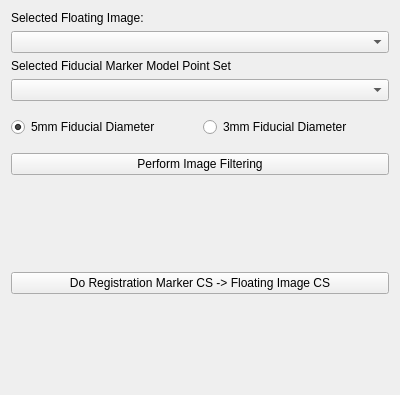
First picture: the form in Plugins/org.mitk.gui.qt.igt.app.echotrack/src/internal/NavigationStepWidgets/QmitkUSNavigationStepCtUsRegistration.ui, repository alaansheikhani/MITK, before the edit.
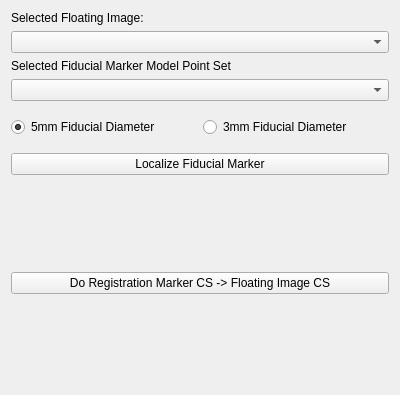
Second picture: the form after the edit. Custom widgets are drawn as their Qt base class.

Commit message: Added fiducial candidate classification procedure for detecting better false fiducial candidates. + renamed GUI-PushButton

Patch:
```diff
--- a/Plugins/org.mitk.gui.qt.igt.app.echotrack/src/internal/NavigationStepWidgets/QmitkUSNavigationStepCtUsRegistration.ui
+++ b/Plugins/org.mitk.gui.qt.igt.app.echotrack/src/internal/NavigationStepWidgets/QmitkUSNavigationStepCtUsRegistration.ui
@@ -67,7 +67,7 @@
    <item>
     <widget class="QPushButton" name="imageFilteringPushButton">
      <property name="text">
-      <string>Perform Image Filtering</string>
+      <string>Localize Fiducial Marker</string>
      </property>
     </widget>
    </item>
```
Left out of the diff: 2 changed lines with no effect on the pictures. The commit also changes 2 other files.
